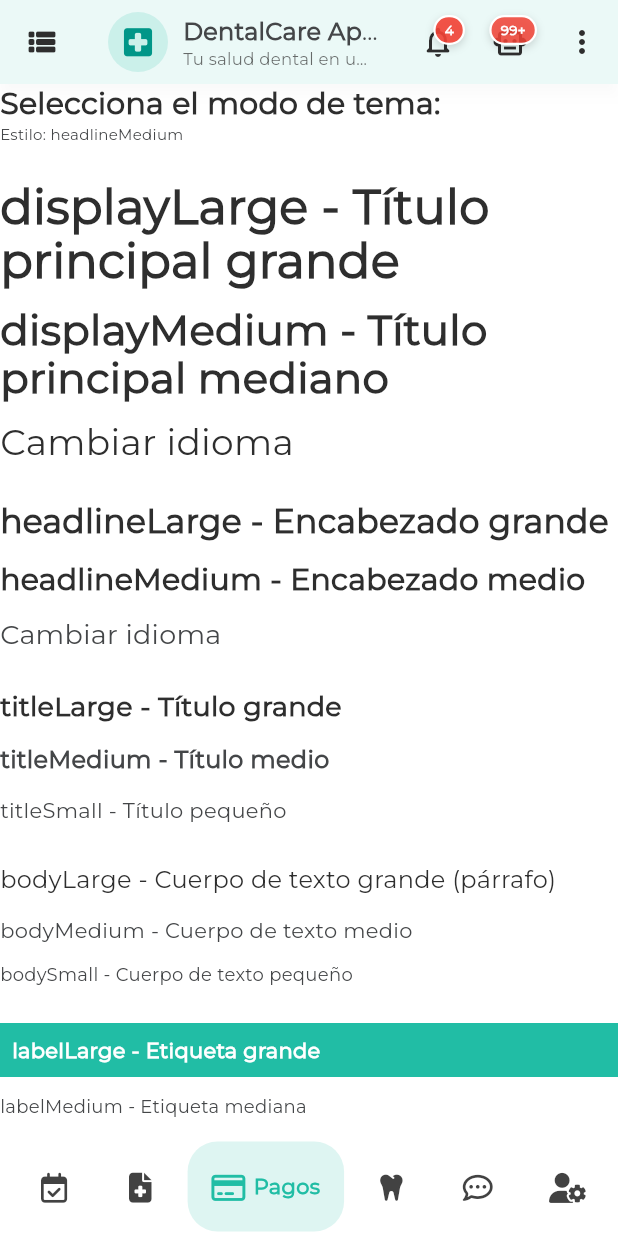
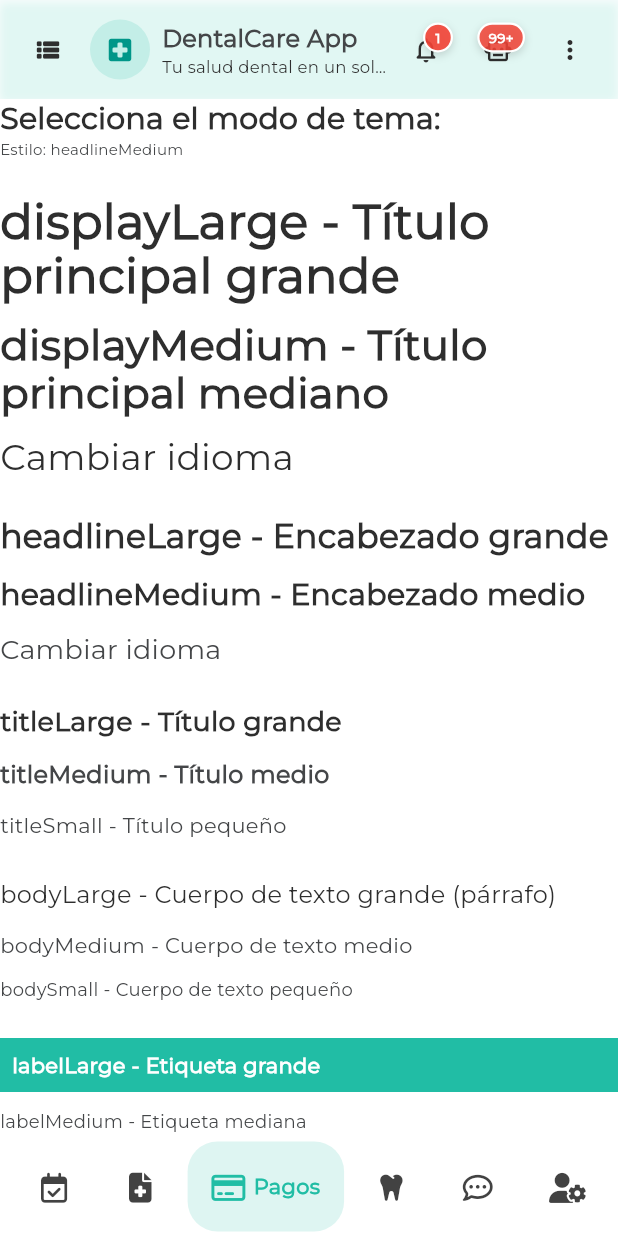
Before and after one commit to jvalenciadev/profe_asistencia, a Flutter app: the HomeView screen opened by its route, on a phone screen of 412 x 824 dp. Run offline on Flutter 3.47's test engine with Material 3 defaults, Android fonts, the phone set to English and light mode, and no system bars; drawn by our look-alikes of google_nav_bar; our stand-ins replace animate_do, cached_network_image, dio, flutter_dotenv, fluttertoast, font_awesome_flutter and 5 more; accounts and stored records are empty; network calls fail.

Commit message:
mejorando diseño appbar

```diff
--- a/lib/view/home/home_screen.dart
+++ b/lib/view/home/home_screen.dart
@@ -1,5 +1,6 @@
 import 'package:flutter/material.dart';
 import 'package:get/get.dart';
+import 'package:profe_asistencia/res/colors/app_color.dart';
 
 class HomeScreen extends StatefulWidget {
   const HomeScreen({super.key});
@@ -15,6 +16,7 @@ class _HomeScreenState extends State<HomeScreen> {
 
     return SizedBox.expand(
       child: Container(
+        color: AppColor.whiteColor,
         child: ListView(
           children: [
             Text(
--- a/lib/view/home/home_view.dart
+++ b/lib/view/home/home_view.dart
@@ -86,9 +86,17 @@ class _HomeViewState extends State<HomeView> {
         }
       },
       child: Scaffold(
-        appBar: CustomAppBar(),
         drawer: CustomDrawer(),
-        body: _screens[_currentIndex],
+        body: SafeArea(
+          child: Column(
+          children: [
+            const CustomAppBarInBody(), // Ahora está dentro del body
+            Expanded(
+              child:
+                  _screens[_currentIndex], // Contenido dinámico debajo del appbar
+            ),
+          ],
+        ),),
         bottomNavigationBar: SafeArea(
           child: _buildBottomNavBar(theme, colorScheme),
         ),
--- a/lib/widgets/custom_appbar.dart
+++ b/lib/widgets/custom_appbar.dart
@@ -4,176 +4,103 @@ import 'package:get/get.dart';
 import 'helper.dart';
 import 'notification.dart';
 
-class CustomAppBar extends StatelessWidget implements PreferredSizeWidget {
-  const CustomAppBar({super.key});
+class CustomAppBarInBody extends StatelessWidget {
+  const CustomAppBarInBody({super.key});
 
   @override
   Widget build(BuildContext context) {
     final colorScheme = Theme.of(context).colorScheme;
+    final textTheme = Theme.of(context).textTheme;
 
-    return AppBar(
-      automaticallyImplyLeading: true,
-      centerTitle: true,
-      elevation: 4,
-      backgroundColor: Theme.of(context).colorScheme.surface.withAlpha(250),
-      shadowColor: Theme.of(context).shadowColor.withAlpha(25),
-      leading: Builder(
-        builder:
-            (context) => IconButton(
+    return Container(
+      height: kToolbarHeight + 10,
+      padding: const EdgeInsets.symmetric(horizontal: 8),
+      decoration: BoxDecoration(
+        color: colorScheme.primary.withAlpha(10),
+        boxShadow: [
+          BoxShadow(
+            color: colorScheme.primary.withAlpha(25),
+            blurRadius: 4,
+            offset: const Offset(0, 2),
+          )
+        ],
+      ),
+      child: Row(
+        children: [
+          Builder(
+            builder: (context) => IconButton(
               icon: Icon(Icons.view_list_rounded, color: colorScheme.onSurface),
-              onPressed: () {
-                Scaffold.of(context).openDrawer();
-              },
+              onPressed: () => Scaffold.of(context).openDrawer(),
             ),
           ),
-      title: Row(
-        mainAxisAlignment: MainAxisAlignment.center,
-        children: [
+          const SizedBox(width: 4),
           CircleAvatar(
             backgroundColor: colorScheme.primary.withAlpha(40),
-            child: const Icon(
-              Icons.local_hospital_rounded,
-              color: Colors.teal,
-              size: 25,
+            child: const Icon(Icons.local_hospital_rounded, color: Colors.teal),
           ),
-          ),
-          const SizedBox(width: 10),
+          const SizedBox(width: 8),
           Expanded(
             child: Column(
+              mainAxisAlignment: MainAxisAlignment.center,
               crossAxisAlignment: CrossAxisAlignment.start,
-              mainAxisSize: MainAxisSize.min,
               children: [
                 Text(
                   'DentalCare App',
                   overflow: TextOverflow.ellipsis,
                   maxLines: 1,
-                  style: Theme.of(context).textTheme.titleMedium?.copyWith(
-                    fontWeight: FontWeight.w700,
-                  ),
+                  style: textTheme.titleMedium?.copyWith(fontWeight: FontWeight.w700),
                 ),
                 Text(
                   'Tu salud dental en un solo lugar',
                   overflow: TextOverflow.ellipsis,
                   maxLines: 1,
-                  style: Theme.of(context).textTheme.bodySmall?.copyWith(
-                    color: colorScheme.onSurface.withAlpha(180),
+                  style: textTheme.bodySmall?.copyWith(
+                    color: colorScheme.onSurfaceVariant,
                     fontSize: 11,
                   ),
                 ),
               ],
             ),
           ),
-        ],
-      ),
-
-      actions: [
           NotificationMenuWidget(
             notifications: [
               NotificationItem(
                 id: 1,
                 title: 'Nueva cita confirmada',
-              description:
-                  'Tu cita con el Dr. Pérez fue confirmada para mañana 10:00 am.',
+                description: 'Tu cita con el Dr. Pérez fue confirmada.',
                 date: 'Hoy, 09:00 am',
-              imageUrl:
-                  'https://cdn-icons-png.flaticon.com/512/2913/2913461.png',
+                imageUrl: 'https://cdn-icons-png.flaticon.com/512/2913/2913461.png',
                 visto: false,
               ),
-            NotificationItem(
-              id: 2,
-              title: 'Nueva cita confirmada',
-              description:
-                  'Tu cita con el Dr. Pérez fue confirmada para mañana 10:00 am.',
-              date: 'Hoy, 09:00 am',
-              imageUrl:
-                  'https://cdn-icons-png.flaticon.com/512/2913/2913461.png',
-              visto: false,
-            ),
-            NotificationItem(
-              id: 3,
-              title: 'Nueva cita confirmada',
-              description:
-                  'Tu cita con el Dr. Pérez fue confirmada para mañana 10:00 am.',
-              date: 'Hoy, 09:00 am',
-              imageUrl:
-                  'https://cdn-icons-png.flaticon.com/512/2913/2913461.png',
-              visto: false,
-            ),
-            NotificationItem(
-              id: 4,
-              title: 'Nueva cita confirmada',
-              description:
-                  'Tu cita con el Dr. Pérez fue confirmada para mañana 10:00 am.',
-              date: 'Hoy, 09:00 am',
-              imageUrl:
-                  'https://cdn-icons-png.flaticon.com/512/2913/2913461.png',
-              visto: true,
-            ),
-            NotificationItem(
-              id: 5,
-              title: 'Nueva cita confirmada',
-              description:
-                  'Tu cita con el Dr. Pérez fue confirmada para mañana 10:00 am.',
-              date: 'Hoy, 09:00 am',
-              imageUrl:
-                  'https://cdn-icons-png.flaticon.com/512/2913/2913461.png',
-              visto: false,
-            ),
-            NotificationItem(
-              id: 6,
-              title: 'Nueva cita confirmada',
-              description:
-                  'Tu cita con el Dr. Pérez fue confirmada para mañana 10:00 am.',
-              date: 'Hoy, 09:00 am',
-              imageUrl:
-                  'https://cdn-icons-png.flaticon.com/512/2913/2913461.png',
-              visto: true,
-            ),
             ],
-          onNotificationTap: () {
-            // Acción al tocar una notificación
-          },
+            onNotificationTap: () {},
           ),
           iconWithBadge(
             context: context,
             icon: const Icon(Icons.smart_toy_outlined),
             badgeCount: 100,
-          onPressed: () {
-            // Acción para el chatbot
-          },
+            onPressed: () {},
             tooltip: 'ChatBot Dental',
           ),
           PopupMenuButton<String>(
             icon: Icon(Icons.more_vert, color: colorScheme.onSurface),
-          onSelected: (value) {
-            // manejar menú
-          },
-          itemBuilder:
-              (context) => [
+            itemBuilder: (context) => [
               PopupMenuItem(
                 value: 'perfil',
+                onTap: () => Get.toNamed('/perfil_view'),
                 child: Row(
                   children: [
-                      Icon(
-                        Icons.person_outline,
-                        size: 18,
-                        color: colorScheme.onSurface,
-                      ),
+                    Icon(Icons.person_outline, size: 18, color: colorScheme.onSurface),
                     const SizedBox(width: 8),
                     const Text('Mi Perfil'),
                   ],
                 ),
-                  onTap: () => Get.toNamed('/perfil_view'),
               ),
               PopupMenuItem(
                 value: 'ajustes',
                 child: Row(
                   children: [
-                      Icon(
-                        Icons.settings_outlined,
-                        size: 18,
-                        color: colorScheme.onSurface,
-                      ),
+                    Icon(Icons.settings_outlined, size: 18, color: colorScheme.onSurface),
                     const SizedBox(width: 8),
                     const Text('Ajustes'),
                   ],
@@ -183,11 +110,7 @@ class CustomAppBar extends StatelessWidget implements PreferredSizeWidget {
                 value: 'soporte',
                 child: Row(
                   children: [
-                      Icon(
-                        Icons.help_outline_rounded,
-                        size: 18,
-                        color: colorScheme.onSurface,
-                      ),
+                    Icon(Icons.help_outline_rounded, size: 18, color: colorScheme.onSurface),
                     const SizedBox(width: 8),
                     const Text('Soporte'),
                   ],
@@ -196,9 +119,7 @@ class CustomAppBar extends StatelessWidget implements PreferredSizeWidget {
             ],
           ),
         ],
+      ),
     );
   }
-
-  @override
-  Size get preferredSize => const Size.fromHeight(kToolbarHeight);
 }
--- a/lib/widgets/custom_drawer.dart
+++ b/lib/widgets/custom_drawer.dart
@@ -18,7 +18,7 @@ class CustomDrawer extends StatelessWidget {
           Container(
             width: double.infinity,
 
-            padding: EdgeInsets.fromLTRB(15, 35, 5, 20),
+            padding: EdgeInsets.fromLTRB(15, 20, 5, 20),
             decoration: BoxDecoration(
               color: colorScheme.primary.withValues(alpha: 0.06),
               border: Border(
@@ -279,7 +279,7 @@ class CustomDrawer extends StatelessWidget {
           highlightColor: colorScheme.primary.withValues(alpha: 0.04),
           onTap: onPressed,
           child: Padding(
-            padding: const EdgeInsets.symmetric(horizontal: 16, vertical: 16),
+            padding: const EdgeInsets.symmetric(horizontal: 15, vertical: 5),
             child: Row(
               children: [
                 Container(
```
Lines whose indentation alone changed are shown as unchanged.
